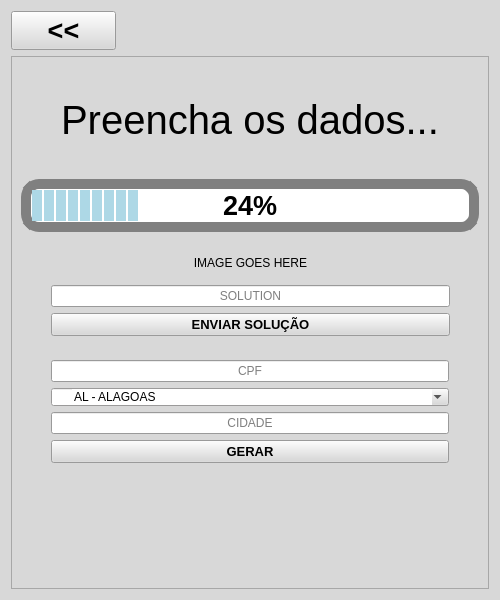
First picture: the form in ui/darf_generation.ui, repository renanleonellocastro/darf_generator, before the edit.
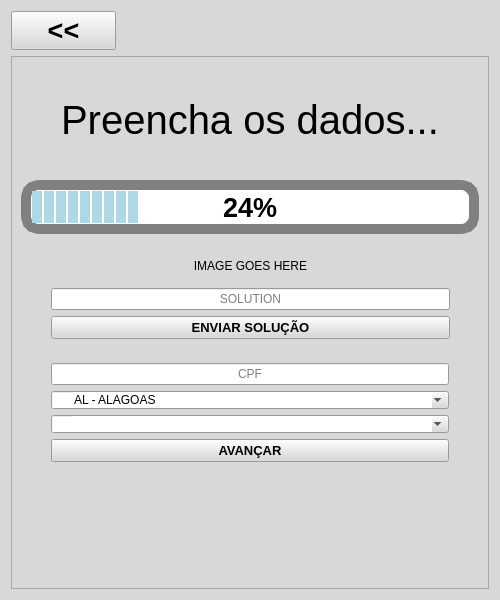
Second picture: the form after the edit.

Commit message: Added list of available residence cities of a state for user selection

```diff
--- a/ui/darf_generation.ui
+++ b/ui/darf_generation.ui
@@ -1300,33 +1300,472 @@
           </widget>
          </item>
          <item>
-          <widget class="QLineEdit" name="cityInput">
+          <widget class="QComboBox" name="cityList">
+           <property name="enabled">
+            <bool>true</bool>
+           </property>
            <property name="sizePolicy">
             <sizepolicy hsizetype="Preferred" vsizetype="Preferred">
              <horstretch>0</horstretch>
              <verstretch>0</verstretch>
             </sizepolicy>
            </property>
-           <property name="inputMask">
-            <string notr="true"/>
+           <property name="palette">
+            <palette>
+             <active>
+              <colorrole role="WindowText">
+               <brush brushstyle="SolidPattern">
+                <color alpha="255">
+                 <red>0</red>
+                 <green>0</green>
+                 <blue>0</blue>
+                </color>
+               </brush>
+              </colorrole>
+              <colorrole role="Button">
+               <brush brushstyle="SolidPattern">
+                <color alpha="255">
+                 <red>217</red>
+                 <green>216</green>
+                 <blue>216</blue>
+                </color>
+               </brush>
+              </colorrole>
+              <colorrole role="Light">
+               <brush brushstyle="SolidPattern">
+                <color alpha="255">
+                 <red>255</red>
+                 <green>255</green>
+                 <blue>255</blue>
+                </color>
+               </brush>
+              </colorrole>
+              <colorrole role="Midlight">
+               <brush brushstyle="SolidPattern">
+                <color alpha="255">
+                 <red>236</red>
+                 <green>235</green>
+                 <blue>235</blue>
+                </color>
+               </brush>
+              </colorrole>
+              <colorrole role="Dark">
+               <brush brushstyle="SolidPattern">
+                <color alpha="255">
+                 <red>108</red>
+                 <green>108</green>
+                 <blue>108</blue>
+                </color>
+               </brush>
+              </colorrole>
+              <colorrole role="Mid">
+               <brush brushstyle="SolidPattern">
+                <color alpha="255">
+                 <red>145</red>
+                 <green>144</green>
+                 <blue>144</blue>
+                </color>
+               </brush>
+              </colorrole>
+              <colorrole role="Text">
+               <brush brushstyle="SolidPattern">
+                <color alpha="255">
+                 <red>0</red>
+                 <green>0</green>
+                 <blue>0</blue>
+                </color>
+               </brush>
+              </colorrole>
+              <colorrole role="BrightText">
+               <brush brushstyle="SolidPattern">
+                <color alpha="255">
+                 <red>255</red>
+                 <green>255</green>
+                 <blue>255</blue>
+                </color>
+               </brush>
+              </colorrole>
+              <colorrole role="ButtonText">
+               <brush brushstyle="SolidPattern">
+                <color alpha="255">
+                 <red>0</red>
+                 <green>0</green>
+                 <blue>0</blue>
+                </color>
+               </brush>
+              </colorrole>
+              <colorrole role="Base">
+               <brush brushstyle="SolidPattern">
+                <color alpha="255">
+                 <red>255</red>
+                 <green>255</green>
+                 <blue>255</blue>
+                </color>
+               </brush>
+              </colorrole>
+              <colorrole role="Window">
+               <brush brushstyle="SolidPattern">
+                <color alpha="255">
+                 <red>217</red>
+                 <green>216</green>
+                 <blue>216</blue>
+                </color>
+               </brush>
+              </colorrole>
+              <colorrole role="Shadow">
+               <brush brushstyle="SolidPattern">
+                <color alpha="255">
+                 <red>0</red>
+                 <green>0</green>
+                 <blue>0</blue>
+                </color>
+               </brush>
+              </colorrole>
+              <colorrole role="AlternateBase">
+               <brush brushstyle="SolidPattern">
+                <color alpha="255">
+                 <red>236</red>
+                 <green>235</green>
+                 <blue>235</blue>
+                </color>
+               </brush>
+              </colorrole>
+              <colorrole role="ToolTipBase">
+               <brush brushstyle="SolidPattern">
+                <color alpha="255">
+                 <red>255</red>
+                 <green>255</green>
+                 <blue>220</blue>
+                </color>
+               </brush>
+              </colorrole>
+              <colorrole role="ToolTipText">
+               <brush brushstyle="SolidPattern">
+                <color alpha="255">
+                 <red>0</red>
+                 <green>0</green>
+                 <blue>0</blue>
+                </color>
+               </brush>
+              </colorrole>
+              <colorrole role="PlaceholderText">
+               <brush brushstyle="SolidPattern">
+                <color alpha="128">
+                 <red>0</red>
+                 <green>0</green>
+                 <blue>0</blue>
+                </color>
+               </brush>
+              </colorrole>
+             </active>
+             <inactive>
+              <colorrole role="WindowText">
+               <brush brushstyle="SolidPattern">
+                <color alpha="255">
+                 <red>0</red>
+                 <green>0</green>
+                 <blue>0</blue>
+                </color>
+               </brush>
+              </colorrole>
+              <colorrole role="Button">
+               <brush brushstyle="SolidPattern">
+                <color alpha="255">
+                 <red>217</red>
+                 <green>216</green>
+                 <blue>216</blue>
+                </color>
+               </brush>
+              </colorrole>
+              <colorrole role="Light">
+               <brush brushstyle="SolidPattern">
+                <color alpha="255">
+                 <red>255</red>
+                 <green>255</green>
+                 <blue>255</blue>
+                </color>
+               </brush>
+              </colorrole>
+              <colorrole role="Midlight">
+               <brush brushstyle="SolidPattern">
+                <color alpha="255">
+                 <red>236</red>
+                 <green>235</green>
+                 <blue>235</blue>
+                </color>
+               </brush>
+              </colorrole>
+              <colorrole role="Dark">
+               <brush brushstyle="SolidPattern">
+                <color alpha="255">
+                 <red>108</red>
+                 <green>108</green>
+                 <blue>108</blue>
+                </color>
+               </brush>
+              </colorrole>
+              <colorrole role="Mid">
+               <brush brushstyle="SolidPattern">
+                <color alpha="255">
+                 <red>145</red>
+                 <green>144</green>
+                 <blue>144</blue>
+                </color>
+               </brush>
+              </colorrole>
+              <colorrole role="Text">
+               <brush brushstyle="SolidPattern">
+                <color alpha="255">
+                 <red>0</red>
+                 <green>0</green>
+                 <blue>0</blue>
+                </color>
+               </brush>
+              </colorrole>
+              <colorrole role="BrightText">
+               <brush brushstyle="SolidPattern">
+                <color alpha="255">
+                 <red>255</red>
+                 <green>255</green>
+                 <blue>255</blue>
+                </color>
+               </brush>
+              </colorrole>
+              <colorrole role="ButtonText">
+               <brush brushstyle="SolidPattern">
+                <color alpha="255">
+                 <red>0</red>
+                 <green>0</green>
+                 <blue>0</blue>
+                </color>
+               </brush>
+              </colorrole>
+              <colorrole role="Base">
+               <brush brushstyle="SolidPattern">
+                <color alpha="255">
+                 <red>255</red>
+                 <green>255</green>
+                 <blue>255</blue>
+                </color>
+               </brush>
+              </colorrole>
+              <colorrole role="Window">
+               <brush brushstyle="SolidPattern">
+                <color alpha="255">
+                 <red>217</red>
+                 <green>216</green>
+                 <blue>216</blue>
+                </color>
+               </brush>
+              </colorrole>
+              <colorrole role="Shadow">
+               <brush brushstyle="SolidPattern">
+                <color alpha="255">
+                 <red>0</red>
+                 <green>0</green>
+                 <blue>0</blue>
+                </color>
+               </brush>
+              </colorrole>
+              <colorrole role="AlternateBase">
+               <brush brushstyle="SolidPattern">
+                <color alpha="255">
+                 <red>236</red>
+                 <green>235</green>
+                 <blue>235</blue>
+                </color>
+               </brush>
+              </colorrole>
+              <colorrole role="ToolTipBase">
+               <brush brushstyle="SolidPattern">
+                <color alpha="255">
+                 <red>255</red>
+                 <green>255</green>
+                 <blue>220</blue>
+                </color>
+               </brush>
+              </colorrole>
+              <colorrole role="ToolTipText">
+               <brush brushstyle="SolidPattern">
+                <color alpha="255">
+                 <red>0</red>
+                 <green>0</green>
+                 <blue>0</blue>
+                </color>
+               </brush>
+              </colorrole>
+              <colorrole role="PlaceholderText">
+               <brush brushstyle="SolidPattern">
+                <color alpha="128">
+                 <red>0</red>
+                 <green>0</green>
+                 <blue>0</blue>
+                </color>
+               </brush>
+              </colorrole>
+             </inactive>
+             <disabled>
+              <colorrole role="WindowText">
+               <brush brushstyle="SolidPattern">
+                <color alpha="255">
+                 <red>108</red>
+                 <green>108</green>
+                 <blue>108</blue>
+                </color>
+               </brush>
+              </colorrole>
+              <colorrole role="Button">
+               <brush brushstyle="SolidPattern">
+                <color alpha="255">
+                 <red>217</red>
+                 <green>216</green>
+                 <blue>216</blue>
+                </color>
+               </brush>
+              </colorrole>
+              <colorrole role="Light">
+               <brush brushstyle="SolidPattern">
+                <color alpha="255">
+                 <red>255</red>
+                 <green>255</green>
+                 <blue>255</blue>
+                </color>
+               </brush>
+              </colorrole>
+              <colorrole role="Midlight">
+               <brush brushstyle="SolidPattern">
+                <color alpha="255">
+                 <red>236</red>
+                 <green>235</green>
+                 <blue>235</blue>
+                </color>
+               </brush>
+              </colorrole>
+              <colorrole role="Dark">
+               <brush brushstyle="SolidPattern">
+                <color alpha="255">
+                 <red>108</red>
+                 <green>108</green>
+                 <blue>108</blue>
+                </color>
+               </brush>
+              </colorrole>
+              <colorrole role="Mid">
+               <brush brushstyle="SolidPattern">
+                <color alpha="255">
+                 <red>145</red>
+                 <green>144</green>
+                 <blue>144</blue>
+                </color>
+               </brush>
+              </colorrole>
+              <colorrole role="Text">
+               <brush brushstyle="SolidPattern">
+                <color alpha="255">
+                 <red>108</red>
+                 <green>108</green>
+                 <blue>108</blue>
+                </color>
+               </brush>
+              </colorrole>
+              <colorrole role="BrightText">
+               <brush brushstyle="SolidPattern">
+                <color alpha="255">
+                 <red>255</red>
+                 <green>255</green>
+                 <blue>255</blue>
+                </color>
+               </brush>
+              </colorrole>
+              <colorrole role="ButtonText">
+               <brush brushstyle="SolidPattern">
+                <color alpha="255">
+                 <red>108</red>
+                 <green>108</green>
+                 <blue>108</blue>
+                </color>
+               </brush>
+              </colorrole>
+              <colorrole role="Base">
+               <brush brushstyle="SolidPattern">
+                <color alpha="255">
+                 <red>217</red>
+                 <green>216</green>
+                 <blue>216</blue>
+                </color>
+               </brush>
+              </colorrole>
+              <colorrole role="Window">
+               <brush brushstyle="SolidPattern">
+                <color alpha="255">
+                 <red>217</red>
+                 <green>216</green>
+                 <blue>216</blue>
+                </color>
+               </brush>
+              </colorrole>
+              <colorrole role="Shadow">
+               <brush brushstyle="SolidPattern">
+                <color alpha="255">
+                 <red>0</red>
+                 <green>0</green>
+                 <blue>0</blue>
+                </color>
+               </brush>
+              </colorrole>
+              <colorrole role="AlternateBase">
+               <brush brushstyle="SolidPattern">
+                <color alpha="255">
+                 <red>217</red>
+                 <green>216</green>
+                 <blue>216</blue>
+                </color>
+               </brush>
+              </colorrole>
+              <colorrole role="ToolTipBase">
+               <brush brushstyle="SolidPattern">
+                <color alpha="255">
+                 <red>255</red>
+                 <green>255</green>
+                 <blue>220</blue>
+                </color>
+               </brush>
+              </colorrole>
+              <colorrole role="ToolTipText">
+               <brush brushstyle="SolidPattern">
+                <color alpha="255">
+                 <red>0</red>
+                 <green>0</green>
+                 <blue>0</blue>
+                </color>
+               </brush>
+              </colorrole>
+              <colorrole role="PlaceholderText">
+               <brush brushstyle="SolidPattern">
+                <color alpha="128">
+                 <red>0</red>
+                 <green>0</green>
+                 <blue>0</blue>
+                </color>
+               </brush>
+              </colorrole>
+             </disabled>
+            </palette>
            </property>
-           <property name="text">
-            <string/>
+           <property name="layoutDirection">
+            <enum>Qt::LeftToRight</enum>
            </property>
-           <property name="maxLength">
-            <number>50</number>
+           <property name="styleSheet">
+            <string notr="true">QComboBox {padding-left: 20px}</string>
            </property>
-           <property name="frame">
+           <property name="editable">
             <bool>true</bool>
            </property>
-           <property name="echoMode">
-            <enum>QLineEdit::Normal</enum>
+           <property name="maxVisibleItems">
+            <number>500</number>
            </property>
-           <property name="alignment">
-            <set>Qt::AlignCenter</set>
-           </property>
-           <property name="placeholderText">
-            <string>CIDADE</string>
+           <property name="maxCount">
+            <number>500</number>
            </property>
           </widget>
          </item>
@@ -1346,7 +1785,7 @@
             </font>
            </property>
            <property name="text">
-            <string>GERAR</string>
+            <string>AVANÇAR</string>
            </property>
           </widget>
          </item>
```
Left out of the diff: 4 changed lines with no effect on the pictures. The commit also changes 7 other files.
